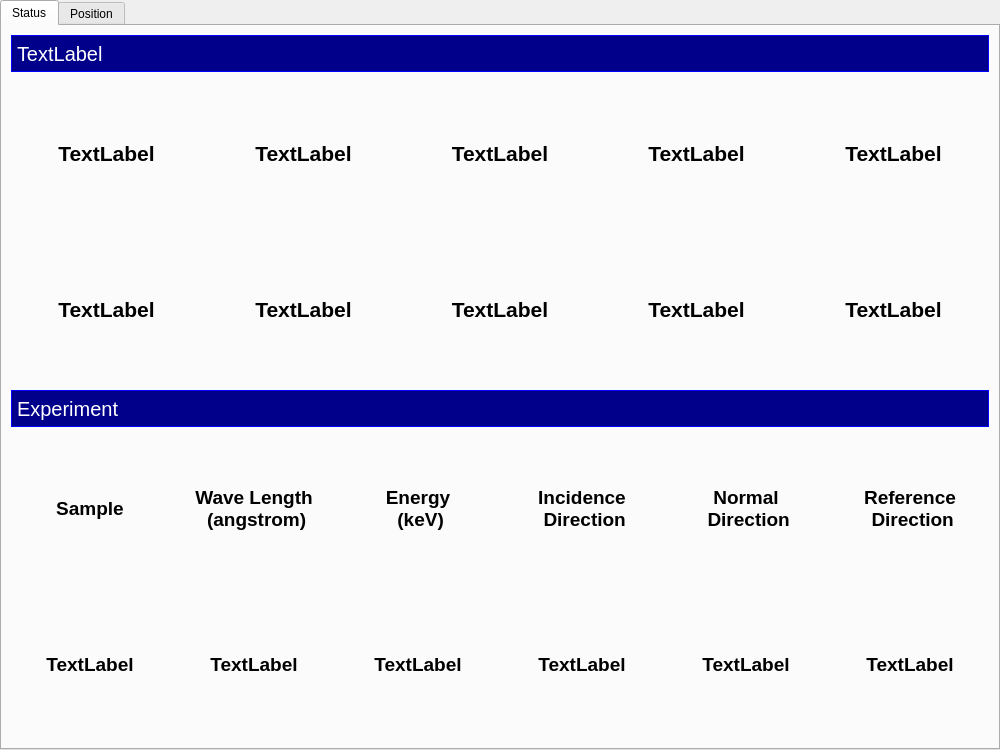
This is gui/main.ui in HugoValim/DAF as Qt 5 draws it before an edit. The edited form follows.
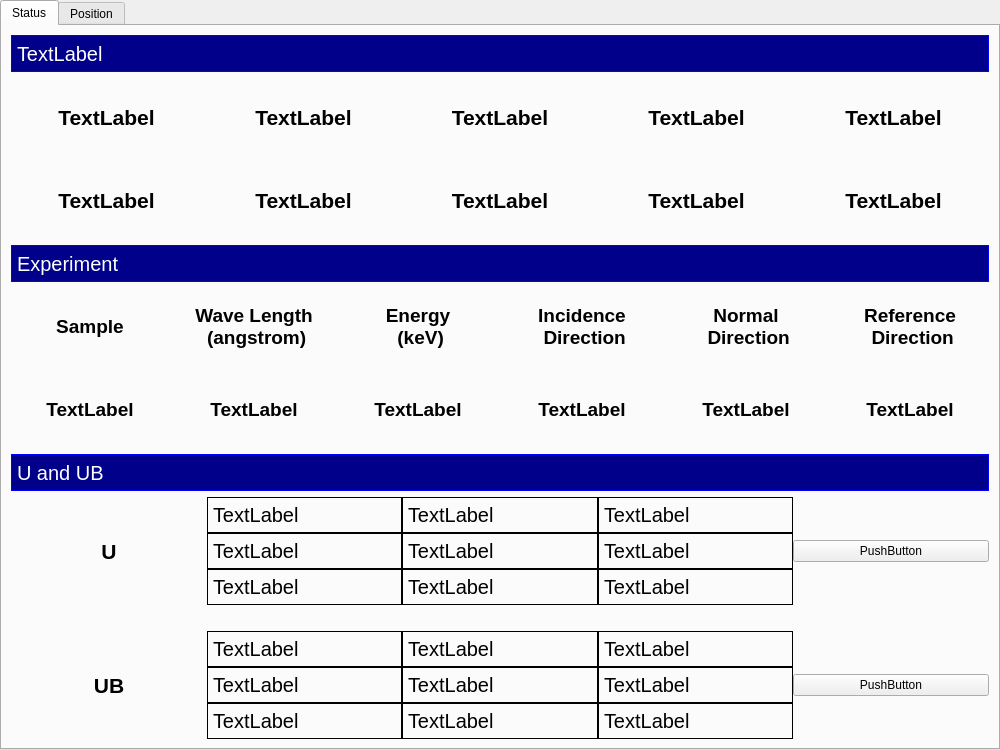
This is the edited form. The open tabs and pages were chosen to show the change. Custom widgets are drawn as their Qt base class.

Commit message: adding U and UB matrix to daf.gui

```diff
--- a/gui/main.ui
+++ b/gui/main.ui
@@ -475,6 +475,408 @@
          </item>
         </layout>
        </item>
+       <item>
+        <widget class="QLabel" name="label_18">
+         <property name="styleSheet">
+          <string notr="true"> QLabel {
+    qproperty-alignment: AlignCenter;
+    border: 1px solid rgb(0, 0,255);
+    background-color: rgb(0, 0, 139);
+    padding: 5px 0px;
+    color: rgb(255, 255, 255);
+    max-height: 25px;
+    font-size: 20px;
+}</string>
+         </property>
+         <property name="text">
+          <string>U and UB </string>
+         </property>
+        </widget>
+       </item>
+       <item>
+        <layout class="QGridLayout" name="gridLayout_6">
+         <property name="spacing">
+          <number>0</number>
+         </property>
+         <item row="1" column="1">
+          <widget class="QLabel" name="label_u00">
+           <property name="styleSheet">
+            <string notr="true"> QLabel {
+    qproperty-alignment: AlignCenter;
+    border: 1px solid rgb(0, 0, 0);
+    padding: 5px 0px;
+    color: rgb(0, 0, 0);
+    max-height: 25px;
+    font-size: 20px;
+}</string>
+           </property>
+           <property name="text">
+            <string>TextLabel</string>
+           </property>
+          </widget>
+         </item>
+         <item row="2" column="1">
+          <widget class="QLabel" name="label_u10">
+           <property name="styleSheet">
+            <string notr="true"> QLabel {
+    qproperty-alignment: AlignCenter;
+    border: 1px solid rgb(0, 0, 0);
+    padding: 5px 0px;
+    color: rgb(0, 0, 0);
+    max-height: 25px;
+    font-size: 20px;
+}</string>
+           </property>
+           <property name="text">
+            <string>TextLabel</string>
+           </property>
+          </widget>
+         </item>
+         <item row="1" column="2">
+          <widget class="QLabel" name="label_u01">
+           <property name="styleSheet">
+            <string notr="true"> QLabel {
+    qproperty-alignment: AlignCenter;
+    border: 1px solid rgb(0, 0, 0);
+    padding: 5px 0px;
+    color: rgb(0, 0, 0);
+    max-height: 25px;
+    font-size: 20px;
+}</string>
+           </property>
+           <property name="text">
+            <string>TextLabel</string>
+           </property>
+          </widget>
+         </item>
+         <item row="2" column="2">
+          <widget class="QLabel" name="label_u11">
+           <property name="styleSheet">
+            <string notr="true"> QLabel {
+    qproperty-alignment: AlignCenter;
+    border: 1px solid rgb(0, 0, 0);
+    padding: 5px 0px;
+    color: rgb(0, 0, 0);
+    max-height: 25px;
+    font-size: 20px;
+}</string>
+           </property>
+           <property name="text">
+            <string>TextLabel</string>
+           </property>
+          </widget>
+         </item>
+         <item row="1" column="3">
+          <widget class="QLabel" name="label_u02">
+           <property name="styleSheet">
+            <string notr="true"> QLabel {
+    qproperty-alignment: AlignCenter;
+    border: 1px solid rgb(0, 0, 0);
+    padding: 5px 0px;
+    color: rgb(0, 0, 0);
+    max-height: 25px;
+    font-size: 20px;
+}</string>
+           </property>
+           <property name="text">
+            <string>TextLabel</string>
+           </property>
+          </widget>
+         </item>
+         <item row="2" column="0">
+          <widget class="QLabel" name="label_19">
+           <property name="font">
+            <font>
+             <pointsize>16</pointsize>
+             <weight>75</weight>
+             <bold>true</bold>
+            </font>
+           </property>
+           <property name="text">
+            <string>U</string>
+           </property>
+           <property name="alignment">
+            <set>Qt::AlignCenter</set>
+           </property>
+          </widget>
+         </item>
+         <item row="3" column="2">
+          <widget class="QLabel" name="label_u21">
+           <property name="styleSheet">
+            <string notr="true"> QLabel {
+    qproperty-alignment: AlignCenter;
+    border: 1px solid rgb(0, 0, 0);
+    padding: 5px 0px;
+    color: rgb(0, 0, 0);
+    max-height: 25px;
+    font-size: 20px;
+}</string>
+           </property>
+           <property name="text">
+            <string>TextLabel</string>
+           </property>
+          </widget>
+         </item>
+         <item row="3" column="3">
+          <widget class="QLabel" name="label_u22">
+           <property name="styleSheet">
+            <string notr="true"> QLabel {
+    qproperty-alignment: AlignCenter;
+    border: 1px solid rgb(0, 0, 0);
+    padding: 5px 0px;
+    color: rgb(0, 0, 0);
+    max-height: 25px;
+    font-size: 20px;
+}</string>
+           </property>
+           <property name="text">
+            <string>TextLabel</string>
+           </property>
+          </widget>
+         </item>
+         <item row="2" column="3">
+          <widget class="QLabel" name="label_u12">
+           <property name="styleSheet">
+            <string notr="true"> QLabel {
+    qproperty-alignment: AlignCenter;
+    border: 1px solid rgb(0, 0, 0);
+    padding: 5px 0px;
+    color: rgb(0, 0, 0);
+    max-height: 25px;
+    font-size: 20px;
+}</string>
+           </property>
+           <property name="text">
+            <string>TextLabel</string>
+           </property>
+          </widget>
+         </item>
+         <item row="3" column="1">
+          <widget class="QLabel" name="label_u20">
+           <property name="styleSheet">
+            <string notr="true"> QLabel {
+    qproperty-alignment: AlignCenter;
+    border: 1px solid rgb(0, 0, 0);
+    padding: 5px 0px;
+    color: rgb(0, 0, 0);
+    max-height: 25px;
+    font-size: 20px;
+}</string>
+           </property>
+           <property name="text">
+            <string>TextLabel</string>
+           </property>
+          </widget>
+         </item>
+         <item row="2" column="4">
+          <widget class="QPushButton" name="pushButton_2">
+           <property name="text">
+            <string>PushButton</string>
+           </property>
+          </widget>
+         </item>
+        </layout>
+       </item>
+       <item>
+        <spacer name="verticalSpacer_5">
+         <property name="orientation">
+          <enum>Qt::Vertical</enum>
+         </property>
+         <property name="sizeType">
+          <enum>QSizePolicy::Fixed</enum>
+         </property>
+         <property name="sizeHint" stdset="0">
+          <size>
+           <width>20</width>
+           <height>20</height>
+          </size>
+         </property>
+        </spacer>
+       </item>
+       <item>
+        <layout class="QGridLayout" name="gridLayout_13">
+         <property name="spacing">
+          <number>0</number>
+         </property>
+         <item row="1" column="0">
+          <widget class="QLabel" name="label_59">
+           <property name="font">
+            <font>
+             <pointsize>16</pointsize>
+             <weight>75</weight>
+             <bold>true</bold>
+            </font>
+           </property>
+           <property name="text">
+            <string>UB</string>
+           </property>
+           <property name="alignment">
+            <set>Qt::AlignCenter</set>
+           </property>
+          </widget>
+         </item>
+         <item row="1" column="1">
+          <widget class="QLabel" name="label_ub10">
+           <property name="styleSheet">
+            <string notr="true"> QLabel {
+    qproperty-alignment: AlignCenter;
+    border: 1px solid rgb(0, 0, 0);
+    padding: 5px 0px;
+    color: rgb(0, 0, 0);
+    max-height: 25px;
+    font-size: 20px;
+}</string>
+           </property>
+           <property name="text">
+            <string>TextLabel</string>
+           </property>
+          </widget>
+         </item>
+         <item row="1" column="3">
+          <widget class="QLabel" name="label_ub12">
+           <property name="styleSheet">
+            <string notr="true"> QLabel {
+    qproperty-alignment: AlignCenter;
+    border: 1px solid rgb(0, 0, 0);
+    padding: 5px 0px;
+    color: rgb(0, 0, 0);
+    max-height: 25px;
+    font-size: 20px;
+}</string>
+           </property>
+           <property name="text">
+            <string>TextLabel</string>
+           </property>
+          </widget>
+         </item>
+         <item row="0" column="2">
+          <widget class="QLabel" name="label_ub01">
+           <property name="styleSheet">
+            <string notr="true"> QLabel {
+    qproperty-alignment: AlignCenter;
+    border: 1px solid rgb(0, 0, 0);
+    padding: 5px 0px;
+    color: rgb(0, 0, 0);
+    max-height: 25px;
+    font-size: 20px;
+}</string>
+           </property>
+           <property name="text">
+            <string>TextLabel</string>
+           </property>
+          </widget>
+         </item>
+         <item row="1" column="2">
+          <widget class="QLabel" name="label_ub11">
+           <property name="styleSheet">
+            <string notr="true"> QLabel {
+    qproperty-alignment: AlignCenter;
+    border: 1px solid rgb(0, 0, 0);
+    padding: 5px 0px;
+    color: rgb(0, 0, 0);
+    max-height: 25px;
+    font-size: 20px;
+}</string>
+           </property>
+           <property name="text">
+            <string>TextLabel</string>
+           </property>
+          </widget>
+         </item>
+         <item row="0" column="1">
+          <widget class="QLabel" name="label_ub00">
+           <property name="styleSheet">
+            <string notr="true"> QLabel {
+    qproperty-alignment: AlignCenter;
+    border: 1px solid rgb(0, 0, 0);
+    padding: 5px 0px;
+    color: rgb(0, 0, 0);
+    max-height: 25px;
+    font-size: 20px;
+}</string>
+           </property>
+           <property name="text">
+            <string>TextLabel</string>
+           </property>
+          </widget>
+         </item>
+         <item row="0" column="3">
+          <widget class="QLabel" name="label_ub02">
+           <property name="styleSheet">
+            <string notr="true"> QLabel {
+    qproperty-alignment: AlignCenter;
+    border: 1px solid rgb(0, 0, 0);
+    padding: 5px 0px;
+    color: rgb(0, 0, 0);
+    max-height: 25px;
+    font-size: 20px;
+}</string>
+           </property>
+           <property name="text">
+            <string>TextLabel</string>
+           </property>
+          </widget>
+         </item>
+         <item row="2" column="2">
+          <widget class="QLabel" name="label_ub21">
+           <property name="styleSheet">
+            <string notr="true"> QLabel {
+    qproperty-alignment: AlignCenter;
+    border: 1px solid rgb(0, 0, 0);
+    padding: 5px 0px;
+    color: rgb(0, 0, 0);
+    max-height: 25px;
+    font-size: 20px;
+}</string>
+           </property>
+           <property name="text">
+            <string>TextLabel</string>
+           </property>
+          </widget>
+         </item>
+         <item row="2" column="1">
+          <widget class="QLabel" name="label_ub20">
+           <property name="styleSheet">
+            <string notr="true"> QLabel {
+    qproperty-alignment: AlignCenter;
+    border: 1px solid rgb(0, 0, 0);
+    padding: 5px 0px;
+    color: rgb(0, 0, 0);
+    max-height: 25px;
+    font-size: 20px;
+}</string>
+           </property>
+           <property name="text">
+            <string>TextLabel</string>
+           </property>
+          </widget>
+         </item>
+         <item row="2" column="3">
+          <widget class="QLabel" name="label_ub22">
+           <property name="styleSheet">
+            <string notr="true"> QLabel {
+    qproperty-alignment: AlignCenter;
+    border: 1px solid rgb(0, 0, 0);
+    padding: 5px 0px;
+    color: rgb(0, 0, 0);
+    max-height: 25px;
+    font-size: 20px;
+}</string>
+           </property>
+           <property name="text">
+            <string>TextLabel</string>
+           </property>
+          </widget>
+         </item>
+         <item row="1" column="4">
+          <widget class="QPushButton" name="pushButton">
+           <property name="text">
+            <string>PushButton</string>
+           </property>
+          </widget>
+         </item>
+        </layout>
+       </item>
       </layout>
      </widget>
      <widget class="QWidget" name="tab">
```
Left out of the diff: 31 changed lines with no effect on the pictures. The commit also changes 1 other file.
